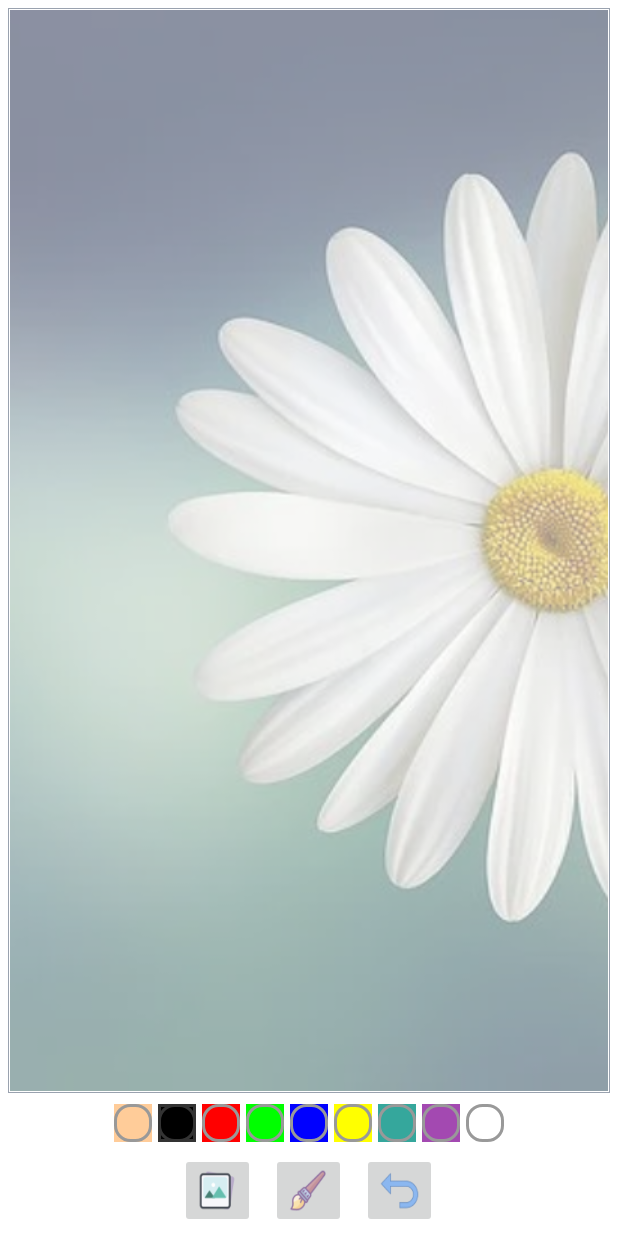
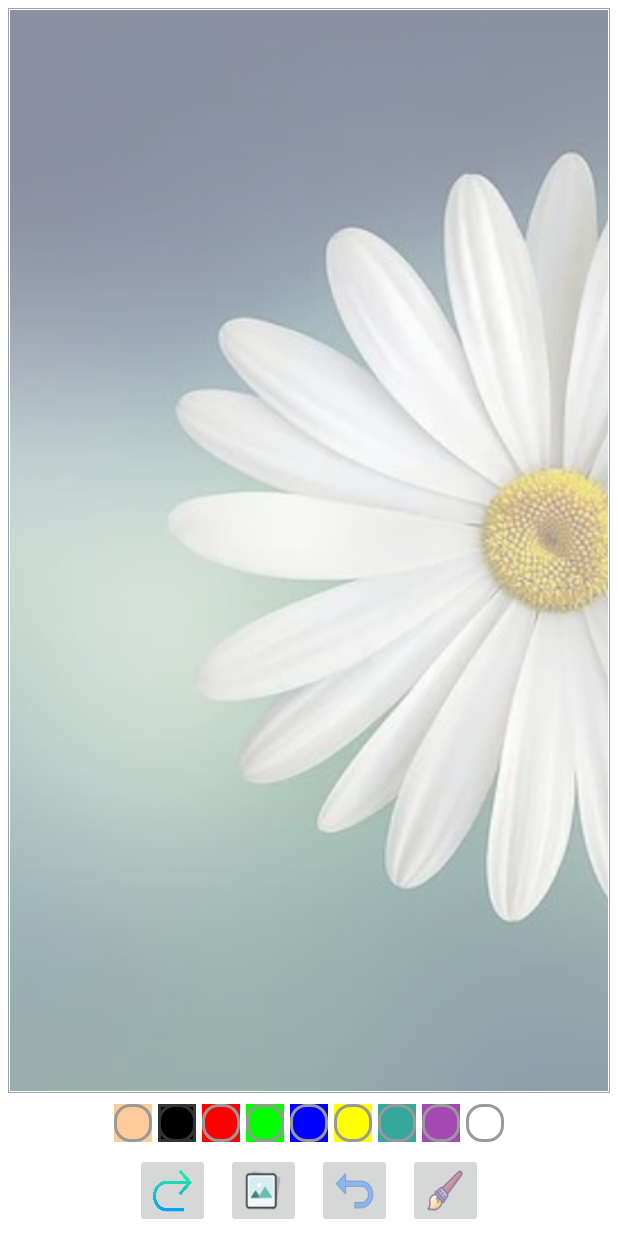
Before and after one commit to Bhawna1203/DrawHub, an Android app: the screen it shows after launch (MainActivity), on a phone screen of 412 x 824 dp. Run offline under Robolectric (Android 15) with nearby library versions, the light colour scheme and no system bars; Roboto replaces fonts that are not available here; 2 statements that could not run were skipped.

Commit message:
Done with Undo Feature

```diff
--- a/app/src/main/java/com/example/KidsDrawhub/MainActivity.kt
+++ b/app/src/main/java/com/example/KidsDrawhub/MainActivity.kt
@@ -87,6 +87,12 @@ class MainActivity : AppCompatActivity() {
         ib_brush.setOnClickListener{
             showBrushSizeChooserDialog()
         }
+
+        val ibUndo:ImageButton = findViewById(R.id.ib_undo)
+        ibUndo.setOnClickListener{
+            drawingView?.onClickUndo()
+        }
+
 
         val ibGallery : ImageButton = findViewById(R.id.ib_gallery)
         ibGallery.setOnClickListener{
--- a/app/src/main/res/layout/activity_main.xml
+++ b/app/src/main/res/layout/activity_main.xml
@@ -158,6 +158,15 @@
         app:layout_constraintEnd_toEndOf="parent">
 
         <ImageButton
+            android:id="@+id/ib_redo"
+            android:layout_width="50dp"
+            android:layout_height="50dp"
+            android:layout_margin="5dp"
+            android:contentDescription="image"
+            android:scaleType="fitXY"
+            android:src="@drawable/ic_redo" />
+
+        <ImageButton
             android:id="@+id/ib_gallery"
             android:layout_width="50dp"
             android:layout_height="50dp"
@@ -165,6 +174,16 @@
             android:contentDescription="image"
             android:scaleType="fitXY"
             android:src="@drawable/ic_gallery" />
+
+        <ImageButton
+            android:id="@+id/ib_undo"
+            android:layout_width="50dp"
+            android:layout_height="50dp"
+            android:layout_margin="5dp"
+            android:contentDescription="image"
+            android:scaleType="fitXY"
+            android:src="@drawable/ic_undo" />
+
 
         <ImageButton
             android:id="@+id/ib_brush"
@@ -175,14 +194,7 @@
             android:scaleType="fitXY"
             android:src="@drawable/ic_brush" />
 
-        <ImageButton
-            android:id="@+id/ib_undo"
-            android:layout_width="50dp"
-            android:layout_height="50dp"
-            android:layout_margin="5dp"
-            android:contentDescription="image"
-            android:scaleType="fitXY"
-            android:src="@drawable/ic_undo" />
+
     </LinearLayout>
 
 
```
Also changed, not shown: app/src/main/java/com/example/KidsDrawhub/DrawingView.kt (+8 -0 lines), app/src/main/res/drawable/ic_redo.png (added).
